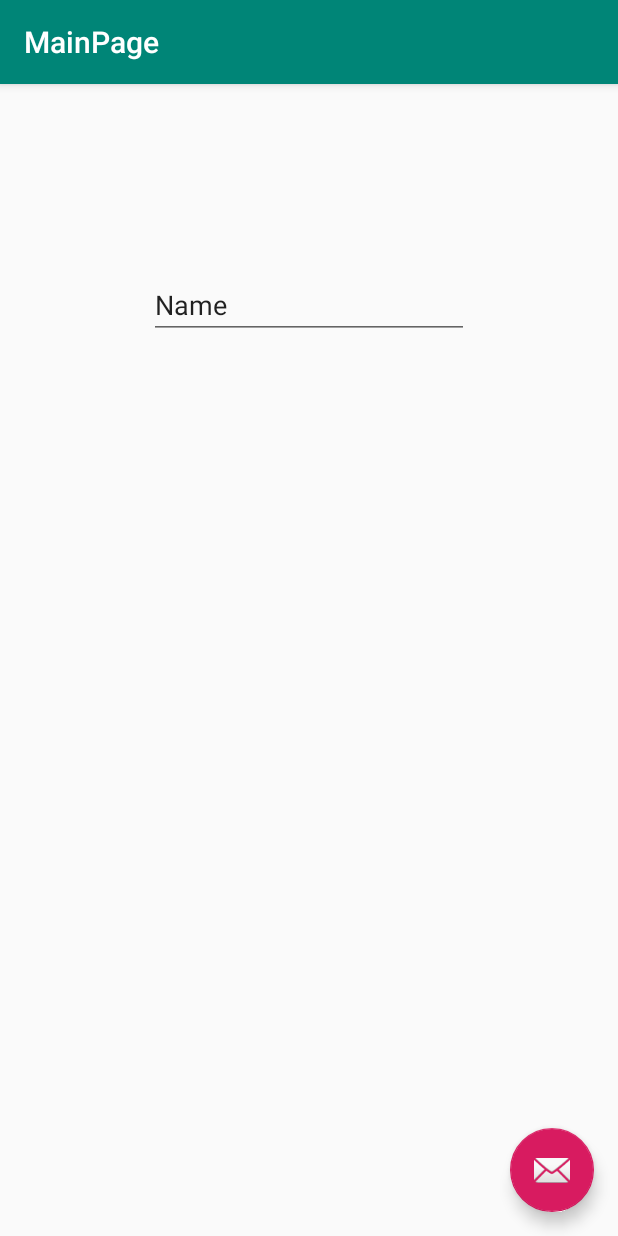
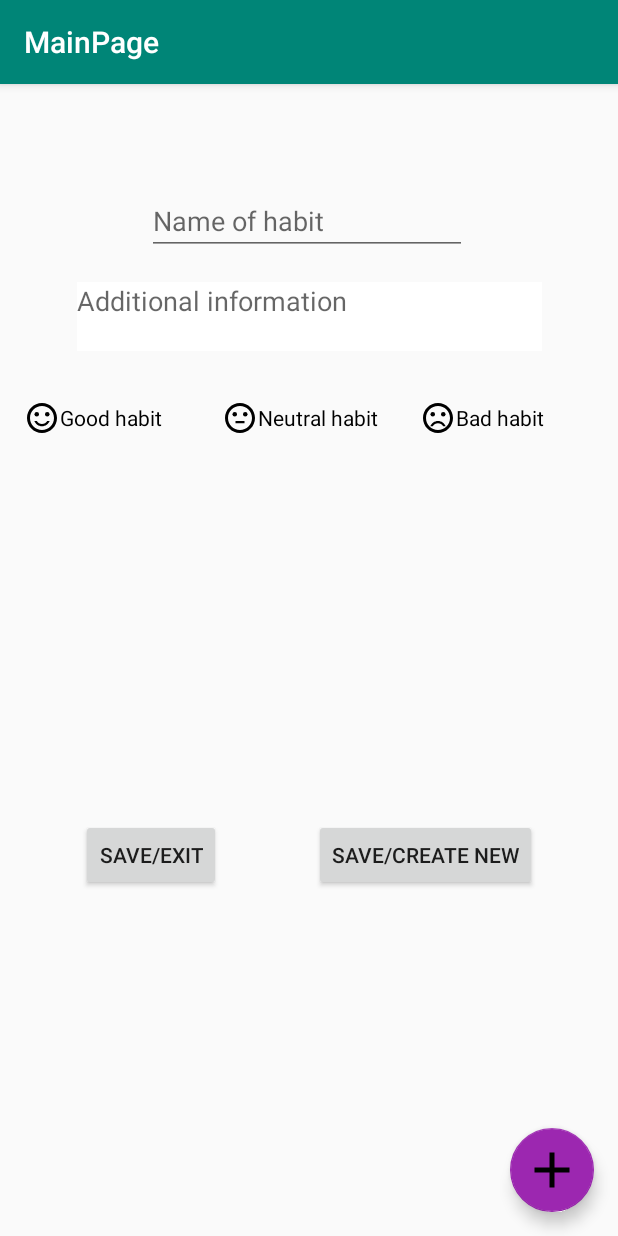
Before and after one commit to Valikk01/HackatonTest, an Android app: the screen it shows after launch (MainPage), after a tap on an icon or button, on a phone screen of 412 x 824 dp. Run offline under Robolectric (Android 15) with nearby library versions, the phone set to English and light mode, and no system bars.

Commit message:
добавив кнопки і тд

```diff
--- a/app/build.gradle
+++ b/app/build.gradle
@@ -32,4 +32,5 @@ dependencies {
     testImplementation 'junit:junit:4.12'
     androidTestImplementation 'com.android.support.test:runner:1.0.2'
     androidTestImplementation 'com.android.support.test.espresso:espresso-core:3.0.2'
+    implementation 'com.android.support:recyclerview-v7:28.0.0'
 }
--- /dev/null
+++ b/app/src/main/res/drawable/ic_add_black_24dp.xml
@@ -0,0 +1,9 @@
+<vector xmlns:android="http://schemas.android.com/apk/res/android"
+        android:width="24dp"
+        android:height="24dp"
+        android:viewportWidth="24.0"
+        android:viewportHeight="24.0">
+    <path
+        android:fillColor="#FF000000"
+        android:pathData="M19,13h-6v6h-2v-6H5v-2h6V5h2v6h6v2z"/>
+</vector>
--- /dev/null
+++ b/app/src/main/res/drawable/ic_sentiment_dissatisfied_black_24dp.xml
@@ -0,0 +1,15 @@
+<vector xmlns:android="http://schemas.android.com/apk/res/android"
+        android:width="24dp"
+        android:height="24dp"
+        android:viewportWidth="24.0"
+        android:viewportHeight="24.0">
+    <path
+        android:fillColor="#FF000000"
+        android:pathData="M15.5,9.5m-1.5,0a1.5,1.5 0,1 1,3 0a1.5,1.5 0,1 1,-3 0"/>
+    <path
+        android:fillColor="#FF000000"
+        android:pathData="M8.5,9.5m-1.5,0a1.5,1.5 0,1 1,3 0a1.5,1.5 0,1 1,-3 0"/>
+    <path
+        android:fillColor="#FF000000"
+        android:pathData="M11.99,2C6.47,2 2,6.48 2,12s4.47,10 9.99,10C17.52,22 22,17.52 22,12S17.52,2 11.99,2zM12,20c-4.42,0 -8,-3.58 -8,-8s3.58,-8 8,-8 8,3.58 8,8 -3.58,8 -8,8zM12,14c-2.33,0 -4.32,1.45 -5.12,3.5h1.67c0.69,-1.19 1.97,-2 3.45,-2s2.75,0.81 3.45,2h1.67c-0.8,-2.05 -2.79,-3.5 -5.12,-3.5z"/>
+</vector>
--- /dev/null
+++ b/app/src/main/res/drawable/ic_sentiment_dissatisfied_red_24dp.xml
@@ -0,0 +1,7 @@
+<vector android:height="24dp" android:tint="#EC0B13"
+    android:viewportHeight="24.0" android:viewportWidth="24.0"
+    android:width="24dp" xmlns:android="http://schemas.android.com/apk/res/android">
+    <path android:fillColor="#FF000000" android:pathData="M15.5,9.5m-1.5,0a1.5,1.5 0,1 1,3 0a1.5,1.5 0,1 1,-3 0"/>
+    <path android:fillColor="#FF000000" android:pathData="M8.5,9.5m-1.5,0a1.5,1.5 0,1 1,3 0a1.5,1.5 0,1 1,-3 0"/>
+    <path android:fillColor="#FF000000" android:pathData="M11.99,2C6.47,2 2,6.48 2,12s4.47,10 9.99,10C17.52,22 22,17.52 22,12S17.52,2 11.99,2zM12,20c-4.42,0 -8,-3.58 -8,-8s3.58,-8 8,-8 8,3.58 8,8 -3.58,8 -8,8zM12,14c-2.33,0 -4.32,1.45 -5.12,3.5h1.67c0.69,-1.19 1.97,-2 3.45,-2s2.75,0.81 3.45,2h1.67c-0.8,-2.05 -2.79,-3.5 -5.12,-3.5z"/>
+</vector>
--- /dev/null
+++ b/app/src/main/res/drawable/ic_sentiment_neutral_black_24dp.xml
@@ -0,0 +1,18 @@
+<vector xmlns:android="http://schemas.android.com/apk/res/android"
+        android:width="24dp"
+        android:height="24dp"
+        android:viewportWidth="24.0"
+        android:viewportHeight="24.0">
+    <path
+        android:fillColor="#FF000000"
+        android:pathData="M9,14h6v1.5H9z"/>
+    <path
+        android:fillColor="#FF000000"
+        android:pathData="M15.5,9.5m-1.5,0a1.5,1.5 0,1 1,3 0a1.5,1.5 0,1 1,-3 0"/>
+    <path
+        android:fillColor="#FF000000"
+        android:pathData="M8.5,9.5m-1.5,0a1.5,1.5 0,1 1,3 0a1.5,1.5 0,1 1,-3 0"/>
+    <path
+        android:fillColor="#FF000000"
+        android:pathData="M11.99,2C6.47,2 2,6.48 2,12s4.47,10 9.99,10C17.52,22 22,17.52 22,12S17.52,2 11.99,2zM12,20c-4.42,0 -8,-3.58 -8,-8s3.58,-8 8,-8 8,3.58 8,8 -3.58,8 -8,8z"/>
+</vector>
--- /dev/null
+++ b/app/src/main/res/drawable/ic_sentiment_neutral_gray_24dp.xml
@@ -0,0 +1,8 @@
+<vector android:height="24dp" android:tint="#6D6D6D"
+    android:viewportHeight="24.0" android:viewportWidth="24.0"
+    android:width="24dp" xmlns:android="http://schemas.android.com/apk/res/android">
+    <path android:fillColor="#FF000000" android:pathData="M9,14h6v1.5H9z"/>
+    <path android:fillColor="#FF000000" android:pathData="M15.5,9.5m-1.5,0a1.5,1.5 0,1 1,3 0a1.5,1.5 0,1 1,-3 0"/>
+    <path android:fillColor="#FF000000" android:pathData="M8.5,9.5m-1.5,0a1.5,1.5 0,1 1,3 0a1.5,1.5 0,1 1,-3 0"/>
+    <path android:fillColor="#FF000000" android:pathData="M11.99,2C6.47,2 2,6.48 2,12s4.47,10 9.99,10C17.52,22 22,17.52 22,12S17.52,2 11.99,2zM12,20c-4.42,0 -8,-3.58 -8,-8s3.58,-8 8,-8 8,3.58 8,8 -3.58,8 -8,8z"/>
+</vector>
--- /dev/null
+++ b/app/src/main/res/drawable/ic_sentiment_satisfied_black_24dp.xml
@@ -0,0 +1,15 @@
+<vector xmlns:android="http://schemas.android.com/apk/res/android"
+        android:width="24dp"
+        android:height="24dp"
+        android:viewportWidth="24.0"
+        android:viewportHeight="24.0">
+    <path
+        android:fillColor="#000000"
+        android:pathData="M15.5,9.5m-1.5,0a1.5,1.5 0,1 1,3 0a1.5,1.5 0,1 1,-3 0"/>
+    <path
+        android:fillColor="#FF000000"
+        android:pathData="M8.5,9.5m-1.5,0a1.5,1.5 0,1 1,3 0a1.5,1.5 0,1 1,-3 0"/>
+    <path
+        android:fillColor="#FF000000"
+        android:pathData="M11.99,2C6.47,2 2,6.48 2,12s4.47,10 9.99,10C17.52,22 22,17.52 22,12S17.52,2 11.99,2zM12,20c-4.42,0 -8,-3.58 -8,-8s3.58,-8 8,-8 8,3.58 8,8 -3.58,8 -8,8zM12,16c-1.48,0 -2.75,-0.81 -3.45,-2L6.88,14c0.8,2.05 2.79,3.5 5.12,3.5s4.32,-1.45 5.12,-3.5h-1.67c-0.7,1.19 -1.97,2 -3.45,2z"/>
+</vector>
--- /dev/null
+++ b/app/src/main/res/drawable/ic_sentiment_satisfied_green_24dp.xml
@@ -0,0 +1,7 @@
+<vector android:height="24dp" android:tint="#28EC2F"
+    android:viewportHeight="24.0" android:viewportWidth="24.0"
+    android:width="24dp" xmlns:android="http://schemas.android.com/apk/res/android">
+    <path android:fillColor="#FF000000" android:pathData="M15.5,9.5m-1.5,0a1.5,1.5 0,1 1,3 0a1.5,1.5 0,1 1,-3 0"/>
+    <path android:fillColor="#FF000000" android:pathData="M8.5,9.5m-1.5,0a1.5,1.5 0,1 1,3 0a1.5,1.5 0,1 1,-3 0"/>
+    <path android:fillColor="#FF000000" android:pathData="M11.99,2C6.47,2 2,6.48 2,12s4.47,10 9.99,10C17.52,22 22,17.52 22,12S17.52,2 11.99,2zM12,20c-4.42,0 -8,-3.58 -8,-8s3.58,-8 8,-8 8,3.58 8,8 -3.58,8 -8,8zM12,16c-1.48,0 -2.75,-0.81 -3.45,-2L6.88,14c0.8,2.05 2.79,3.5 5.12,3.5s4.32,-1.45 5.12,-3.5h-1.67c-0.7,1.19 -1.97,2 -3.45,2z"/>
+</vector>
--- /dev/null
+++ b/app/src/main/res/drawable/radiobutton_selector_bad.xml
@@ -0,0 +1,5 @@
+<?xml version="1.0" encoding="utf-8"?>
+<selector xmlns:android="http://schemas.android.com/apk/res/android">
+    <item android:drawable="@drawable/ic_sentiment_dissatisfied_red_24dp" android:state_checked="true"/>
+    <item android:drawable="@drawable/ic_sentiment_dissatisfied_black_24dp" android:state_checked="false"/>
+</selector>
--- /dev/null
+++ b/app/src/main/res/drawable/radiobutton_selector_good.xml
@@ -0,0 +1,5 @@
+<?xml version="1.0" encoding="utf-8"?>
+<selector xmlns:android="http://schemas.android.com/apk/res/android">
+    <item android:drawable="@drawable/ic_sentiment_satisfied_green_24dp" android:state_checked="true"/>
+    <item android:drawable="@drawable/ic_sentiment_satisfied_black_24dp" android:state_checked="false"/>
+</selector>
--- /dev/null
+++ b/app/src/main/res/drawable/radiobutton_selector_neutral.xml
@@ -0,0 +1,5 @@
+<?xml version="1.0" encoding="utf-8"?>
+<selector xmlns:android="http://schemas.android.com/apk/res/android">
+    <item android:drawable="@drawable/ic_sentiment_neutral_gray_24dp" android:state_checked="true"/>
+    <item android:drawable="@drawable/ic_sentiment_neutral_black_24dp" android:state_checked="false"/>
+</selector>
--- a/app/src/main/res/layout/activity_main_page.xml
+++ b/app/src/main/res/layout/activity_main_page.xml
@@ -29,6 +29,8 @@
             android:layout_height="wrap_content"
             android:layout_gravity="bottom|end"
             android:layout_margin="@dimen/fab_margin"
-            app:srcCompat="@android:drawable/ic_dialog_email"/>
-
+            app:srcCompat="@drawable/ic_add_black_24dp"
+            app:fabSize="auto"
+            app:maxImageSize="40dp"
+            app:backgroundTint="#9C27B0"/>
 </android.support.design.widget.CoordinatorLayout>
--- a/app/src/main/res/layout/fragment_event.xml
+++ b/app/src/main/res/layout/fragment_event.xml
@@ -3,7 +3,7 @@
              xmlns:app="http://schemas.android.com/apk/res-auto" xmlns:tools="http://schemas.android.com/tools"
              android:layout_width="match_parent"
              android:layout_height="match_parent"
-             tools:context=".EventFragment">
+             tools:context=".EventFragment" android:background="#00706C6C">
     <android.support.constraint.ConstraintLayout
             android:layout_width="match_parent"
             android:layout_height="match_parent">
@@ -12,12 +12,89 @@
                 android:layout_width="wrap_content"
                 android:layout_height="wrap_content"
                 android:inputType="textPersonName"
-                android:text="Name"
                 android:ems="10"
                 android:id="@+id/editText2" android:layout_marginTop="8dp"
                 app:layout_constraintTop_toTopOf="parent" android:layout_marginBottom="8dp"
                 app:layout_constraintBottom_toBottomOf="parent" android:layout_marginEnd="8dp"
                 app:layout_constraintEnd_toEndOf="parent" android:layout_marginStart="8dp"
-                app:layout_constraintStart_toStartOf="parent" app:layout_constraintVertical_bias="0.165"/>
+                app:layout_constraintStart_toStartOf="parent" app:layout_constraintVertical_bias="0.086"
+                android:hint="@string/name_of_habit"
+                app:layout_constraintHorizontal_bias="0.494"/>
+        <EditText
+                android:layout_width="310dp"
+                android:layout_height="wrap_content"
+                android:inputType="textMultiLine"
+                android:gravity="start|top"
+                android:ems="10"
+                android:id="@+id/editText5" android:layout_marginEnd="8dp"
+                app:layout_constraintEnd_toEndOf="parent" android:layout_marginStart="8dp"
+                app:layout_constraintStart_toStartOf="parent"
+                android:layout_marginBottom="8dp"
+                app:layout_constraintBottom_toBottomOf="parent"
+                android:hint="@string/add_info" android:background="#F8FFFFFF"
+                android:layout_marginTop="8dp"
+                app:layout_constraintTop_toBottomOf="@+id/editText2" app:layout_constraintVertical_bias="0.017"
+                android:minLines="2"
+                android:maxLines="4"/>
+        <RadioGroup
+                android:layout_width="0dp"
+                android:layout_height="65dp"
+                app:layout_constraintStart_toStartOf="parent" android:layout_marginStart="8dp"
+                app:layout_constraintEnd_toEndOf="parent" android:layout_marginEnd="8dp"
+                android:layout_marginBottom="8dp" app:layout_constraintBottom_toBottomOf="parent"
+                android:layout_marginTop="8dp" app:layout_constraintTop_toBottomOf="@+id/editText5"
+                app:layout_constraintVertical_bias="0.017"
+                android:orientation="horizontal" android:id="@+id/radioGroup">
+            <RadioButton
+                    android:text="@string/radio_good"
+                    android:layout_width="match_parent"
+                    android:layout_height="wrap_content"
+                    android:layout_weight="1"
+                    android:theme="@style/good_habit"
+                    android:button="@drawable/radiobutton_selector_good"
+                    android:id="@+id/radio_good" android:layout_marginTop="16dp"
+                    android:layout_marginStart="8dp"
+                    android:layout_marginEnd="8dp" android:layout_marginBottom="8dp"
+            />
+            <RadioButton
+                    android:text="@string/radio_neutral"
+                    android:layout_width="match_parent"
+                    android:layout_height="wrap_content"
+                    android:layout_marginStart="8dp"
+                    android:layout_weight="1"
+                    android:theme="@style/neutral_habit"
+                    android:button="@drawable/radiobutton_selector_neutral"
+                    android:id="@+id/radio_neutral" android:layout_marginTop="16dp"
+                    android:layout_marginEnd="8dp" android:layout_marginBottom="8dp"
+            />
+            <RadioButton
+                    android:text="@string/radio_bad"
+                    android:layout_width="match_parent"
+                    android:layout_height="wrap_content"
+                    android:layout_weight="1"
+                    android:theme="@style/bad_habit"
+                    android:button="@drawable/radiobutton_selector_bad"
+                    android:id="@+id/radio_bad" android:layout_marginTop="16dp"
+                    android:layout_marginStart="8dp"
+                    android:layout_marginEnd="8dp" android:layout_marginBottom="8dp"
+            />
+        </RadioGroup>
+        <Button
+                android:text="@string/button_save_and_exit"
+                android:layout_width="wrap_content"
+                android:layout_height="wrap_content"
+                android:id="@+id/button_save_and_exit" app:layout_constraintStart_toStartOf="parent"
+                android:layout_marginStart="8dp" android:layout_marginBottom="8dp"
+                app:layout_constraintBottom_toBottomOf="parent" android:layout_marginTop="8dp"
+                app:layout_constraintTop_toBottomOf="@+id/radioGroup" app:layout_constraintEnd_toStartOf="@+id/button_save_and_create_new"
+                android:layout_marginEnd="8dp" app:layout_constraintHorizontal_bias="0.27"/>
+        <Button
+                android:text="@string/button_save_and_create_new"
+                android:layout_width="wrap_content"
+                android:layout_height="wrap_content"
+                android:id="@+id/button_save_and_create_new" app:layout_constraintEnd_toEndOf="parent" android:layout_marginEnd="8dp"
+                android:layout_marginBottom="8dp" app:layout_constraintBottom_toBottomOf="parent"
+                android:layout_marginTop="8dp" app:layout_constraintTop_toBottomOf="@+id/radioGroup"
+                app:layout_constraintStart_toEndOf="@+id/button_save_and_exit" android:layout_marginStart="8dp"/>
     </android.support.constraint.ConstraintLayout>
 </FrameLayout>
--- a/app/src/main/res/values/strings.xml
+++ b/app/src/main/res/values/strings.xml
@@ -4,4 +4,12 @@
 
     <!-- TODO: Remove or change this placeholder text -->
     <string name="hello_blank_fragment">Hello blank fragment</string>
+    <string name="name_of_habit">Name of habit</string>
+    <string name="add_info">Additional information</string>
+    <string name="radio_good">Good habit</string>
+    <string name="radio_bad">Bad habit</string>
+    <string name="radio_neutral">Neutral habit</string>
+    <string name="button_save_and_create_new">Save/create new</string>
+    <string name="button_save_and_exit">Save/exit</string>
+
 </resources>
--- a/app/src/main/res/values/styles.xml
+++ b/app/src/main/res/values/styles.xml
@@ -14,4 +14,14 @@
     <style name="AppTheme.AppBarOverlay" parent="ThemeOverlay.AppCompat.Dark.ActionBar"/>
     <style name="AppTheme.PopupOverlay" parent="ThemeOverlay.AppCompat.Light"/>
 
+    <style name="good_habit" parent="Theme.AppCompat.Light">
+        <item name="colorControlActivated">@android:color/holo_green_light</item>
+    </style>
+    <style name="bad_habit" parent="Theme.AppCompat.Light">
+        <item name="colorControlActivated">@android:color/holo_red_light</item>
+    </style>
+    <style name="neutral_habit" parent="Theme.AppCompat.Light">
+        <item name="colorControlActivated">@android:color/darker_gray</item>
+    </style>
+
 </resources>
```
